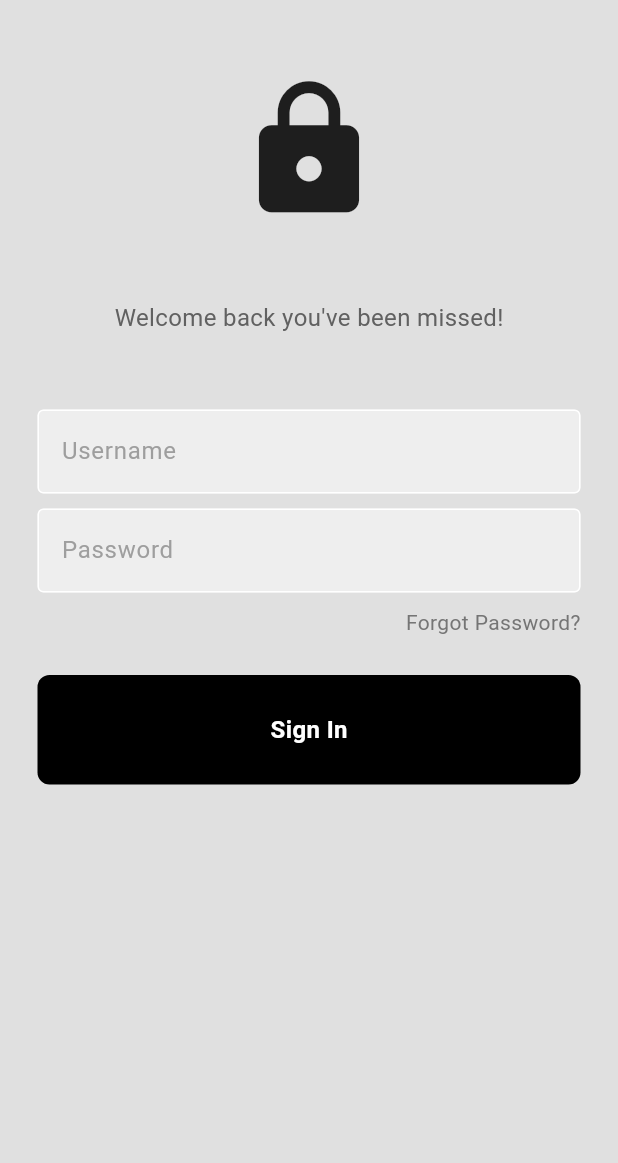
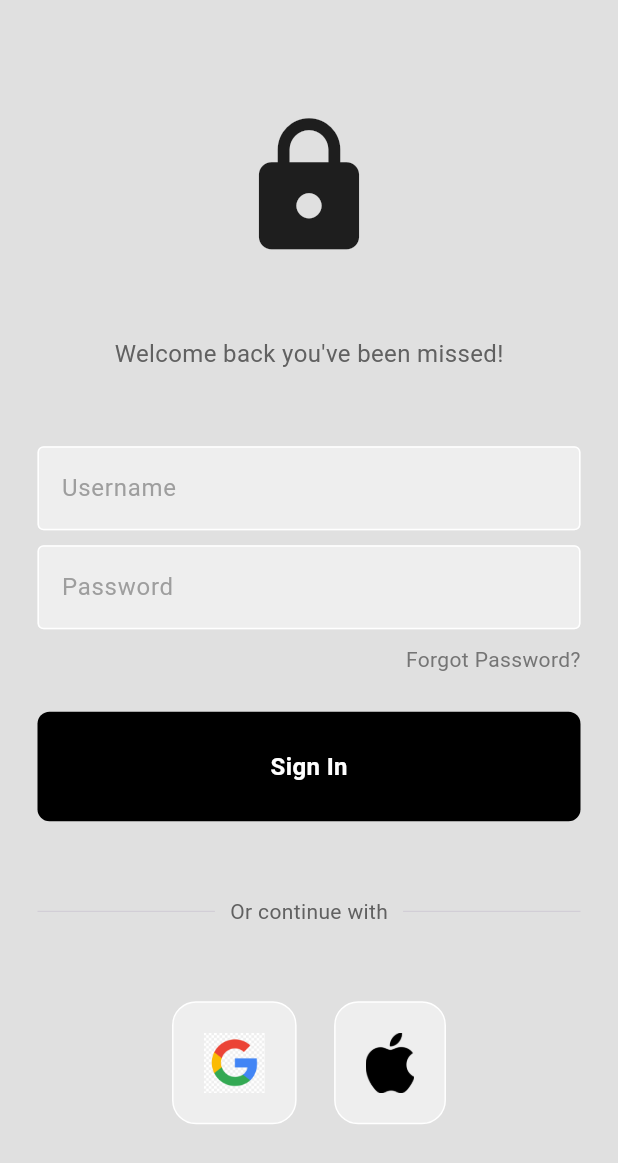
Before and after one commit to minhtetnaing117/authentication, a Flutter app: the screen it shows after launch, on a phone screen of 412 x 824 dp. Shown: the top 1163 px of the screen. Run offline on Flutter 3.47's test engine with Material 3 defaults, Android fonts, the phone set to English and light mode, and no system bars.

Commit message:
google + apple sign in and square_tile initial commit

```diff
--- /dev/null
+++ b/lib/components/square_tile.dart
@@ -0,0 +1,26 @@
+import 'package:flutter/material.dart';
+
+class SquareTile extends StatelessWidget {
+  final String imagePath;
+
+  const SquareTile({
+    super.key,
+    required this.imagePath,
+  });
+
+  @override
+  Widget build(BuildContext context) {
+    return Container(
+      padding: EdgeInsets.all(20),
+      decoration: BoxDecoration(
+        border: Border.all(color: Colors.white),
+        borderRadius: BorderRadius.circular(16),
+        color: Colors.grey[200],
+      ),
+      child: Image.asset(
+        imagePath,
+        height: 40,
+      ),
+    );
+  }
+}
--- a/lib/pages/login_page.dart
+++ b/lib/pages/login_page.dart
@@ -1,5 +1,6 @@
 import 'package:authentication/components/my_button.dart';
 import 'package:authentication/components/my_textfield.dart';
+import 'package:authentication/components/square_tile.dart';
 import 'package:flutter/material.dart';
 
 
@@ -23,6 +24,7 @@ class LoginPage extends StatelessWidget {
       body: SafeArea(
 
         child: Center(
+          child: SingleChildScrollView(
             child: Column(
               children: [
                 const SizedBox(height: 50),
@@ -38,7 +40,7 @@ class LoginPage extends StatelessWidget {
 
                 // welcome back, you've been missed!
                 Text(
-                  "Welcome back you\'ve been missed!",
+                    "Welcome back you've been missed!",
                   style: TextStyle(
                       color: Colors.grey[700],
                     fontSize: 16,
@@ -89,14 +91,63 @@ class LoginPage extends StatelessWidget {
                 const SizedBox(height: 50),
 
                 // or continue
+                Padding(
+                  padding: const EdgeInsets.symmetric(horizontal: 25.0),
+                  child: Row(
+                    children: [
+                      const Expanded(
+                        child: Divider(
+                          thickness: 0.5,
+                        ),
+                      ),
+
+                      Padding(
+                        padding: const EdgeInsets.symmetric(horizontal: 10.0),
+                        child: Text(
+                            "Or continue with",
+                          style: TextStyle(color: Colors.grey[700]),
+                        ),
+                      ),
+
+                      const Expanded(
+                        child: Divider(
+                          thickness: 0.5,
+                        ),
+                      ),
+
+                    ],
+                  ),
+                ),
+
+                const SizedBox(height: 50),
 
                 // google + apple sign in
+                const Row(
+                  mainAxisAlignment: MainAxisAlignment.center,
+                  children: [
+                    // google button
+                    SquareTile(
+                        imagePath: 'lib/images/google.png'
+                    ),
+
+                    SizedBox(width: 25),
+
+                    // apple button
+                    SquareTile(
+                        imagePath: 'lib/images/apple.png'
+                    ),
+                  ],
+                ),
+
+
+                const SizedBox(height: 50),
 
                 // not a member? register now
               ],
             ),
           ),
         ),
+      ),
     );
   }
 }
```
Also changed, not shown: lib/images/google.png. Lines whose indentation alone changed are shown as unchanged.
